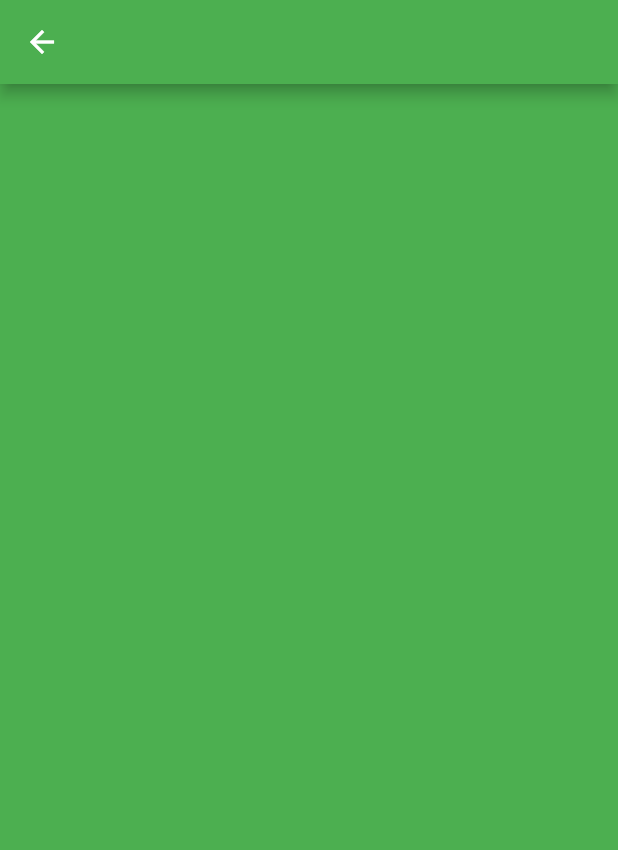
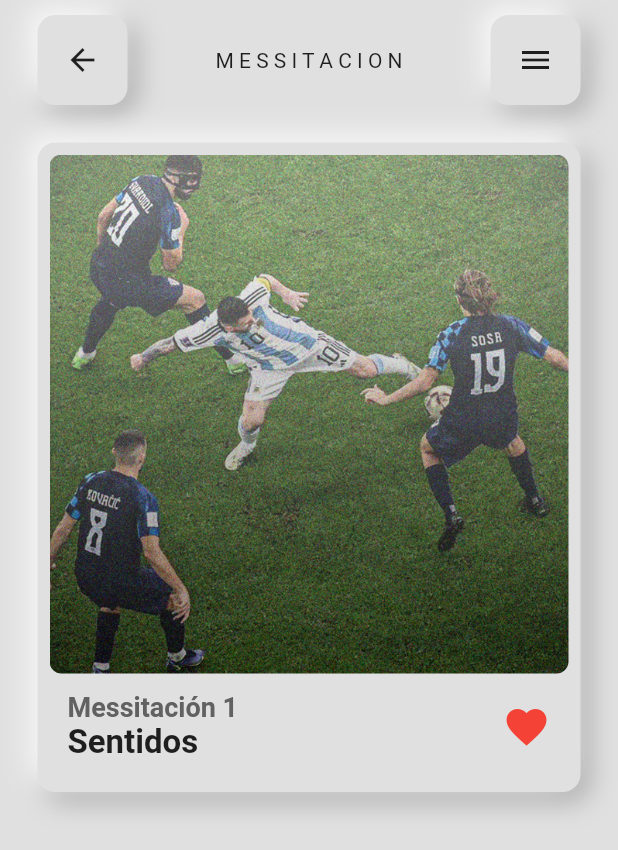
Before and after one commit to dev-lovi/Messitation_flutter, a Flutter app: the Sentidos screen opened directly, on a phone screen of 412 x 824 dp. Shown: the top 850 px of the screen. Run offline on Flutter 3.47's test engine with Material 2 defaults, Android fonts, the phone set to English and light mode, and no system bars.

Commit message:
Flutter dia 9

```diff
--- /dev/null
+++ b/messi/lib/neu_box.dart
@@ -0,0 +1,38 @@
+import 'package:flutter/material.dart';
+
+class NeuBox extends StatelessWidget {
+  final child;
+  const NeuBox({Key? key, required this.child}) : super(key: key);
+
+  @override
+  Widget build(BuildContext context) {
+    return Container(
+      //height: 100,
+      //width: 100,
+      padding: EdgeInsets.all(8),
+      decoration: BoxDecoration(
+          color: Colors.grey[300],
+          borderRadius: BorderRadius.circular(12),
+          boxShadow: [
+            BoxShadow(
+              //? darker shadow on the bottom right
+              color: Colors.grey.shade500,
+              blurRadius: 15,
+              offset: Offset(5, 5),
+            ),
+
+            //? lighter shadow on the top left
+
+            const BoxShadow(
+              //? darker shadow on the bottom right
+              color: Colors.white,
+              blurRadius: 15,
+              offset: Offset(-5, -5),
+            ),
+          ]),
+      //height: 100,
+      //width: 100,
+      child: Center(child: child),
+    );
+  }
+}
--- a/messi/lib/sentidos.dart
+++ b/messi/lib/sentidos.dart
@@ -1,4 +1,5 @@
 import 'package:flutter/material.dart';
+import 'package:messi/neu_box.dart';
 
 class Sentidos extends StatelessWidget {
   const Sentidos({super.key});
@@ -6,17 +7,89 @@ class Sentidos extends StatelessWidget {
   @override
   Widget build(BuildContext context) {
     return Scaffold(
-      backgroundColor: Colors.green,
-      appBar: AppBar(),
-      body: const SingleChildScrollView(
+      backgroundColor: Colors.grey[300],
+      body: SafeArea(
+        child: Padding(
+          padding: const EdgeInsets.symmetric(horizontal: 25.0, vertical: 10.0),
           child: Column(
-        children: [
-          Padding(
-            padding: EdgeInsets.symmetric(vertical: 12, horizontal: 10),
-            child: Wrap(),
-          )
-        ],
-      )),
+            children: [
+              //back and menu butons
+              const Row(
+                mainAxisAlignment: MainAxisAlignment.spaceBetween,
+                children: [
+                  SizedBox(
+                    height: 60,
+                    width: 60,
+                    child: NeuBox(child: Icon(Icons.arrow_back)),
+                  ),
+                  Text('M E S S I T A C I O N'),
+                  SizedBox(
+                    height: 60,
+                    width: 60,
+                    child: NeuBox(child: Icon(Icons.menu)),
+                  ),
+                ],
+              ),
+
+              const SizedBox(
+                height: 25,
+              ),
+
+              // cover, names
+
+              NeuBox(
+                child: Column(
+                  children: [
+                    ClipRRect(
+                      borderRadius: BorderRadius.circular(8),
+                      child: Image.asset('images/sentidos_cover.png'),
+                    ),
+                    Padding(
+                      padding: const EdgeInsets.all(12.0),
+                      child: Row(
+                        mainAxisAlignment: MainAxisAlignment.spaceBetween,
+                        children: [
+                          Column(
+                            crossAxisAlignment: CrossAxisAlignment.start,
+                            children: [
+                              Text(
+                                'Messitación 1',
+                                style: TextStyle(
+                                  fontWeight: FontWeight.bold,
+                                  fontSize: 18,
+                                  color: Colors.grey.shade700,
+                                ),
+                              ),
+                              const Text(
+                                'Sentidos',
+                                style: TextStyle(
+                                  fontWeight: FontWeight.bold,
+                                  fontSize: 22,
+                                ),
+                              ),
+                            ],
+                          ),
+                          const Icon(
+                            Icons.favorite,
+                            color: Colors.red,
+                            size: 32,
+                          )
+                        ],
+                      ),
+                    )
+                  ],
+                ),
+              )
+
+              // start time, shuffle, repeat and end time
+
+              //linear bar
+
+              // pause play etc
+            ],
+          ),
+        ),
+      ),
     );
   }
 }
```
Also changed, not shown: messi/images/sentidos_cover.png (added).
